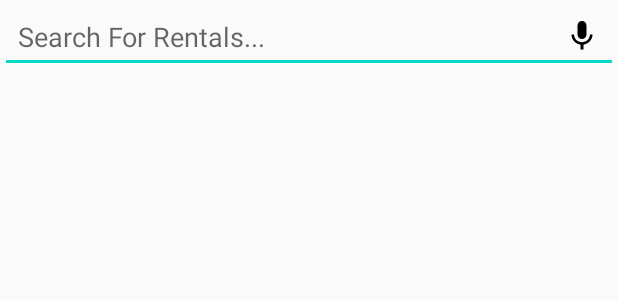
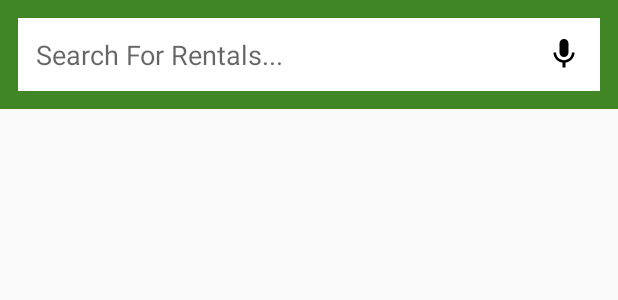
Before and after one commit to martymiller/RentalApp, an Android app: the layout search_fragment.xml on its own in the app's theme, with its tools: preview values and no code run, on a phone screen of 412 x 824 dp. Shown: the top 300 px of the screen. Run offline under Robolectric (Android 15) with nearby library versions, the phone set to English and light mode, and no system bars.

Commit message:
adding the SearchAdapter and implementing functionality

```diff
--- a/app/build.gradle.kts
+++ b/app/build.gradle.kts
@@ -49,6 +49,7 @@ dependencies {
     api(Libs.navigationFragment)
     api(Libs.navigationUI)
     api(Libs.okHttp)
+    api(Libs.picasso)
     api(Libs.retroFit)
     api(Libs.retroFitGsonConverter)
     api(Libs.rxAndroid)
--- a/app/src/main/java/com/marty/rentalapp/model/search/SearchUtil.kt
+++ b/app/src/main/java/com/marty/rentalapp/model/search/SearchUtil.kt
@@ -5,7 +5,6 @@ import timber.log.Timber
 fun SearchResults.toSearchItemsList(): List<SearchItem> {
     val includedMap: Map<String, String> = included.associateBy({ it.id }, { it.attributes.imageUrl })
     return data.map {
-        Timber.d("adding ${it.id} with url ${includedMap[it.relationships.primaryImage?.data?.id]}")
         SearchItem(
             it.id.toInt(),
             it.attributes.name,
--- a/app/src/main/java/com/marty/rentalapp/ui/MainActivity.kt
+++ b/app/src/main/java/com/marty/rentalapp/ui/MainActivity.kt
@@ -1,11 +1,12 @@
 package com.marty.rentalapp.ui
 
+import android.os.Bundle
 import androidx.appcompat.app.AppCompatActivity
-import android.os.Bundle
 import com.marty.rentalapp.R
 import com.marty.rentalapp.network.SearchApi
 import org.koin.core.KoinComponent
 import org.koin.core.get
+
 
 class MainActivity : AppCompatActivity(), KoinComponent {
 
@@ -14,7 +15,5 @@ class MainActivity : AppCompatActivity(), KoinComponent {
     override fun onCreate(savedInstanceState: Bundle?) {
         super.onCreate(savedInstanceState)
         setContentView(R.layout.activity_main)
-
-       // serviceApi.getRentals()
     }
 }
--- a/app/src/main/java/com/marty/rentalapp/ui/search/SearchFragment.kt
+++ b/app/src/main/java/com/marty/rentalapp/ui/search/SearchFragment.kt
@@ -28,6 +28,7 @@ class SearchFragment : Fragment(), KoinComponent {
     private val compositeDisposable = CompositeDisposable()
     private var _binding: SearchFragmentBinding? = null
     private val binding get() = _binding!!
+    private val adapter = SearchAdapter()
 
     override fun onCreateView(
         inflater: LayoutInflater,
@@ -50,11 +51,12 @@ class SearchFragment : Fragment(), KoinComponent {
     }
 
     private fun setupViews() {
+        binding.searchRecyclerView.adapter = adapter
         viewModel.fetchRentals("trailer")
 
         viewModel.rentals.observe(viewLifecycleOwner,
-            Observer {
-                val test = it
+            Observer { searchItems ->
+                adapter.update(searchItems)
             }
         )
 
--- a/app/src/main/res/layout/search_fragment.xml
+++ b/app/src/main/res/layout/search_fragment.xml
@@ -1,20 +1,30 @@
 <?xml version="1.0" encoding="utf-8"?>
-<LinearLayout xmlns:android="http://schemas.android.com/apk/res/android"
+<LinearLayout
+    xmlns:android="http://schemas.android.com/apk/res/android"
+    xmlns:app="http://schemas.android.com/apk/res-auto"
     xmlns:tools="http://schemas.android.com/tools"
     android:layout_width="match_parent"
     android:layout_height="match_parent"
-    xmlns:app="http://schemas.android.com/apk/res-auto"
     android:orientation="vertical"
     tools:context=".ui.search.SearchFragment">
 
-    <EditText
-        android:id="@+id/searchEditText"
+    <FrameLayout
         android:layout_width="match_parent"
         android:layout_height="wrap_content"
-        android:padding="@dimen/space_default"
-        android:layout_marginBottom="@dimen/space_default"
-        android:drawableEnd="@drawable/ic_mic_black_24dp"
-        android:hint="@string/search_hint" />
+        android:background="@color/light_green"
+        android:padding="@dimen/space_default">
+
+        <EditText
+            android:id="@+id/searchEditText"
+            android:layout_width="match_parent"
+            android:layout_height="wrap_content"
+            android:background="@android:color/white"
+            android:drawableEnd="@drawable/ic_mic_black_24dp"
+            android:hint="@string/search_hint"
+            android:padding="@dimen/space_default" />
+
+    </FrameLayout>
+
 
     <androidx.recyclerview.widget.RecyclerView
         android:id="@+id/searchRecyclerView"
--- a/app/src/main/res/values/colors.xml
+++ b/app/src/main/res/values/colors.xml
@@ -3,4 +3,7 @@
     <color name="colorPrimary">#6200EE</color>
     <color name="colorPrimaryDark">#3700B3</color>
     <color name="colorAccent">#03DAC5</color>
+    <color name="light_grey">#bebebe</color>
+    <color name="light_green">#418626</color>
+    <color name="dark_green">#2F5E25</color>
 </resources>
--- a/app/src/main/res/values/dimens.xml
+++ b/app/src/main/res/values/dimens.xml
@@ -1,5 +1,10 @@
 <?xml version="1.0" encoding="utf-8"?>
 <resources>
+    <dimen name="space_xsmall">2dp</dimen>
+    <dimen name="space_small">6dp</dimen>
     <dimen name="space_default">12dp</dimen>
     <dimen name="space_large">18dp</dimen>
+    <dimen name="search_image_width">125dp</dimen>
+    <dimen name="search_image_height">75dp</dimen>
+
 </resources>
--- a/app/src/main/res/values/styles.xml
+++ b/app/src/main/res/values/styles.xml
@@ -1,11 +1,10 @@
 <resources>
 
     <!-- Base application theme. -->
-    <style name="AppTheme" parent="Theme.AppCompat.Light.DarkActionBar">
+    <style name="AppTheme" parent="Theme.AppCompat.Light.NoActionBar">
         <!-- Customize your theme here. -->
         <item name="colorPrimary">@color/colorPrimary</item>
-        <item name="colorPrimaryDark">@color/colorPrimaryDark</item>
+        <item name="colorPrimaryDark">@color/dark_green</item>
         <item name="colorAccent">@color/colorAccent</item>
     </style>
-
 </resources>
```
Also changed, not shown: app/src/main/java/com/marty/rentalapp/ui/search/SearchAdapter.kt (added, +54 -0 lines), app/src/main/res/layout/search_adapter_item.xml (added, +47 -0 lines).
